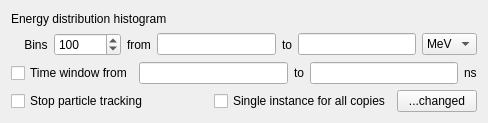
This is ants3bundle/src/ants3/gui/geom/aparticleanalyzerwidget.ui in andrmor/ANTS3bundle as Qt 5 draws it before an edit. The edited form follows.
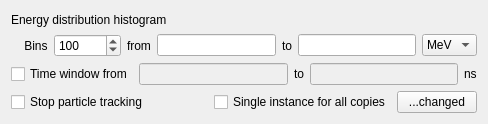
This is the edited form.

What changed in the file:
```diff
--- a/ants3bundle/src/ants3/gui/geom/aparticleanalyzerwidget.ui
+++ b/ants3bundle/src/ants3/gui/geom/aparticleanalyzerwidget.ui
@@ -7,7 +7,7 @@
     <x>0</x>
     <y>0</y>
     <width>488</width>
-    <height>123</height>
+    <height>124</height>
    </rect>
   </property>
   <property name="windowTitle">
@@ -94,7 +94,11 @@
       </widget>
      </item>
      <item>
-      <widget class="QLineEdit" name="ledTimeWindowFrom"/>
+      <widget class="QLineEdit" name="ledTimeWindowFrom">
+       <property name="enabled">
+        <bool>false</bool>
+       </property>
+      </widget>
      </item>
      <item>
       <widget class="QLabel" name="label_6">
@@ -104,7 +108,11 @@
       </widget>
      </item>
      <item>
-      <widget class="QLineEdit" name="ledTimeWindowTo"/>
+      <widget class="QLineEdit" name="ledTimeWindowTo">
+       <property name="enabled">
+        <bool>false</bool>
+       </property>
+      </widget>
      </item>
      <item>
       <widget class="QLabel" name="label_7">
```
Left out of the diff: 32 changed lines with no effect on the pictures.
